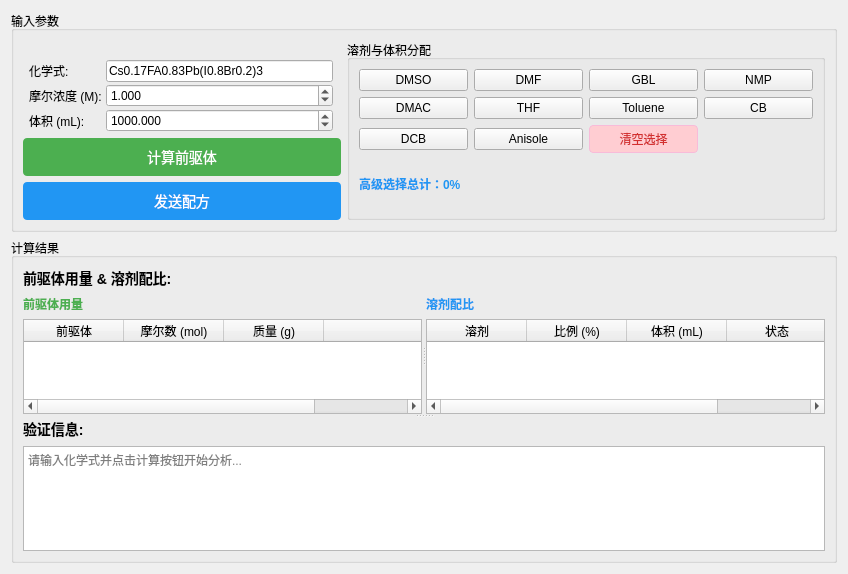
LightningFlashEvE/high-throughput-perovskite-medication-system, file RecipeAnalyzer/recipeanalyzer.ui: the form before one commit.
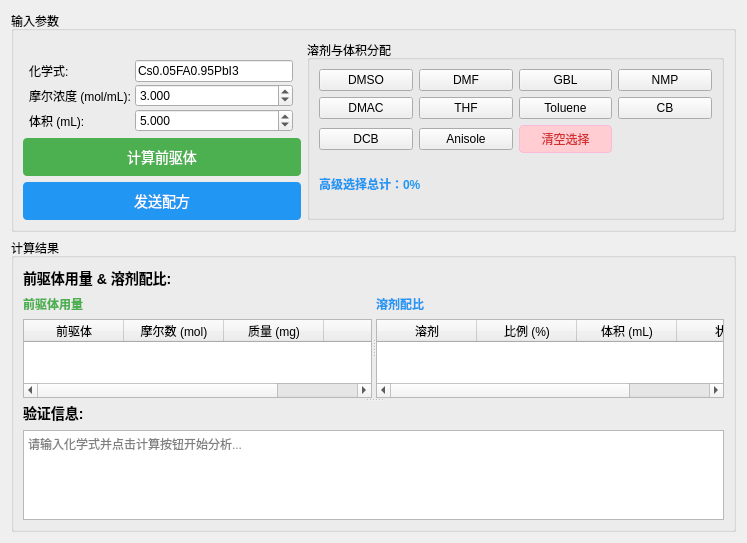
The form after the commit. Icons and pictures are not drawn.

What changed in the file:
```diff
--- a/RecipeAnalyzer/recipeanalyzer.ui
+++ b/RecipeAnalyzer/recipeanalyzer.ui
@@ -6,8 +6,8 @@
    <rect>
     <x>0</x>
     <y>0</y>
-    <width>848</width>
-    <height>574</height>
+    <width>747</width>
+    <height>543</height>
    </rect>
   </property>
   <property name="windowTitle">
@@ -58,7 +58,7 @@
             <item row="0" column="1">
              <widget class="QLineEdit" name="lineEdit_formula">
               <property name="text">
-               <string>Cs0.17FA0.83Pb(I0.8Br0.2)3</string>
+               <string>Cs0.05FA0.95PbI3</string>
               </property>
               <property name="placeholderText">
                <string>例如: Cs0.17FA0.83Pb(I0.8Br0.2)3</string>
@@ -68,7 +68,7 @@
             <item row="1" column="0">
              <widget class="QLabel" name="label_molarity">
               <property name="text">
-               <string>摩尔浓度 (M):</string>
+               <string>摩尔浓度 (mol/mL):</string>
               </property>
              </widget>
             </item>
@@ -87,7 +87,7 @@
                <double>0.100000000000000</double>
               </property>
               <property name="value">
-               <double>1.000000000000000</double>
+               <double>3.000000000000000</double>
               </property>
              </widget>
             </item>
@@ -113,7 +113,7 @@
                <double>0.100000000000000</double>
               </property>
               <property name="value">
-               <double>1000.000000000000000</double>
+               <double>5.000000000000000</double>
               </property>
              </widget>
             </item>
@@ -379,7 +379,7 @@
                   </column>
                   <column>
                    <property name="text">
-                    <string>质量 (g)</string>
+                    <string>质量 (mg)</string>
                    </property>
                   </column>
                   <column>
```
